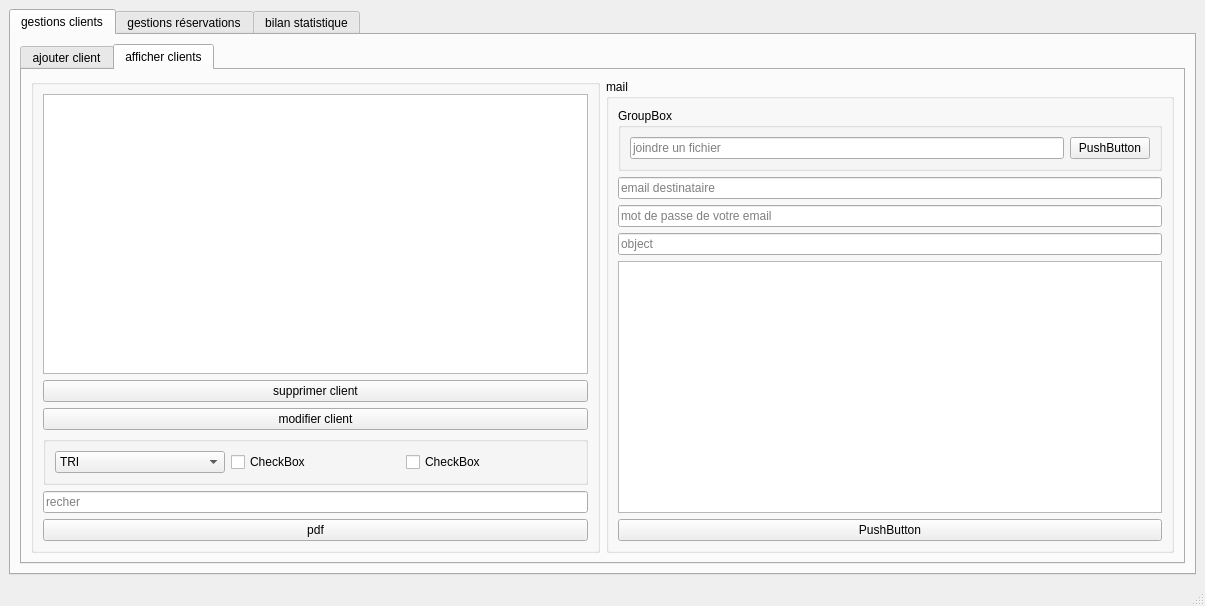
Old version of the form Iheb/mainwindow.ui in the repository dhiaabdelli1/Wedding_planner_2A1.
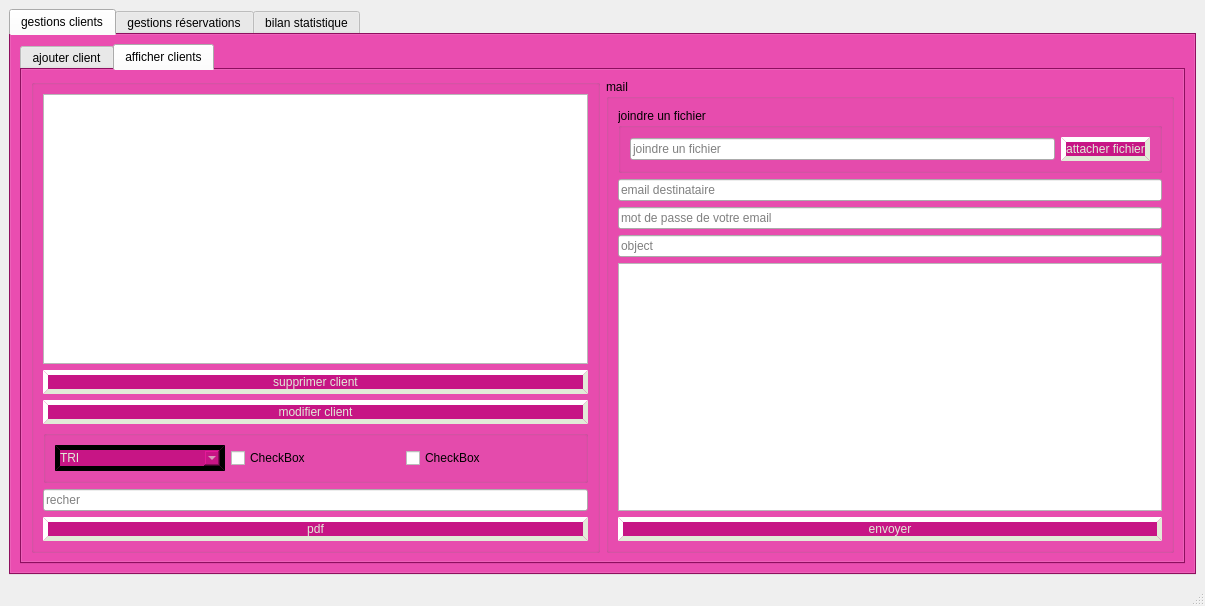
New version of the form. The open tabs and pages were chosen to show the change.

```diff
--- a/Iheb/mainwindow.ui
+++ b/Iheb/mainwindow.ui
@@ -19,6 +19,21 @@
      <layout class="QGridLayout" name="gridLayout">
       <item row="0" column="0">
        <widget class="QTabWidget" name="tabWidget">
+        <property name="styleSheet">
+         <string notr="true">QTabWidget {
+	font: 87 10pt &quot;Arial Black&quot;;
+background-color: rgb(199,21,133);
+border-style: outset;
+border-width : 5px;
+color: rgb(226,234,216);
+border -left: 1px solid rgb(255,255,255);
+border -right: 1px solid rgb(255,255,255);
+border -bottom: 5px solid rgb(255,255,255);
+}
+
+
+</string>
+        </property>
         <property name="currentIndex">
          <number>0</number>
         </property>
@@ -31,6 +46,21 @@
            <layout class="QGridLayout" name="gridLayout_2">
             <item row="1" column="1">
              <widget class="QTabWidget" name="tabWidget_2">
+              <property name="styleSheet">
+               <string notr="true">QTabWidget {
+	font: 87 10pt &quot;Arial Black&quot;;
+background-color: rgb(199,21,133);
+border-style: outset;
+border-width : 5px;
+color: rgb(199,21,133);
+border -left: 1px solid rgb(199,21,133);
+border -right: 1px solid rgb(199,21,133);
+border -bottom: 5px solid rgb(199,21,133);
+}
+
+
+</string>
+              </property>
               <property name="currentIndex">
                <number>1</number>
               </property>
@@ -206,8 +236,19 @@
                    <item>
                     <widget class="QPushButton" name="pushButton_3">
                      <property name="styleSheet">
-                      <string notr="true">
-font: 8pt &quot;Sitka Small&quot;;</string>
+                      <string notr="true">QPushButton {
+	font: 87 10pt &quot;Arial Black&quot;;
+background-color: rgb(199,21,133);
+border-style: outset;
+border-width : 5px;
+color: rgb(226,234,216);
+border -left: 1px solid rgb(255,255,255);
+border -right: 1px solid rgb(255,255,255);
+border -bottom: 5px solid rgb(255,255,255);
+}
+
+
+</string>
                      </property>
                      <property name="text">
                       <string>supprimer client</string>
@@ -216,6 +257,22 @@
                    </item>
                    <item>
                     <widget class="QPushButton" name="pushButton_4">
+                     <property name="styleSheet">
+                      <string notr="true">QPushButton {
+	font: 87 10pt &quot;Arial Black&quot;;
+background-color: rgb(199,21,133);
+border-style: outset;
+border-width : 5px;
+color: rgb(226,234,216);
+border -left: 1px solid rgb(255,255,255);
+border -right: 1px solid rgb(255,255,255);
+border -bottom: 5px solid rgb(255,255,255);
+}
+
+
+
+</string>
+                     </property>
                      <property name="text">
                       <string>modifier client</string>
                      </property>
@@ -241,6 +298,21 @@
                      <layout class="QHBoxLayout" name="horizontalLayout_7">
                       <item>
                        <widget class="QComboBox" name="comboBox">
+                        <property name="styleSheet">
+                         <string notr="true">QComboBox {
+	font: 87 10pt &quot;Arial Black&quot;;
+background-color: rgb(199,21,133);
+border-style: outset;
+border-width : 5px;
+color: rgb(226,234,216);
+border -left: 1px solid rgb(255,255,255);
+border -right: 1px solid rgb(255,255,255);
+border -bottom: 5px solid rgb(255,255,255);
+}
+
+
+</string>
+                        </property>
                         <item>
                          <property name="text">
                           <string>TRI</string>
@@ -293,7 +365,19 @@
                    <item>
                     <widget class="QPushButton" name="pushButton_5">
                      <property name="styleSheet">
-                      <string notr="true">background-color::rgb(255, 52, 123);</string>
+                      <string notr="true">QPushButton {
+	font: 87 10pt &quot;Arial Black&quot;;
+background-color: rgb(199,21,133);
+border-style: outset;
+border-width : 5px;
+color: rgb(226,234,216);
+border -left: 1px solid rgb(255,255,255);
+border -right: 1px solid rgb(255,255,255);
+border -bottom: 5px solid rgb(255,255,255);
+}
+
+
+</string>
                      </property>
                      <property name="text">
                       <string>pdf</string>
@@ -312,7 +396,7 @@
                    <item>
                     <widget class="QGroupBox" name="groupBox_8">
                      <property name="title">
-                      <string>GroupBox</string>
+                      <string>joindre un fichier</string>
                      </property>
                      <layout class="QHBoxLayout" name="horizontalLayout_10">
                       <item>
@@ -326,8 +410,23 @@
                         </item>
                         <item>
                          <widget class="QPushButton" name="browseBtn">
+                          <property name="styleSheet">
+                           <string notr="true">QPushButton {
+	font: 87 10pt &quot;Arial Black&quot;;
+background-color: rgb(199,21,133);
+border-style: outset;
+border-width : 5px;
+color: rgb(226,234,216);
+border -left: 1px solid rgb(255,255,255);
+border -right: 1px solid rgb(255,255,255);
+border -bottom: 5px solid rgb(255,255,255);
+}
+
+
+</string>
+                          </property>
                           <property name="text">
-                           <string>PushButton</string>
+                           <string>attacher fichier</string>
                           </property>
                          </widget>
                         </item>
@@ -379,8 +478,23 @@
                        </item>
                        <item>
                         <widget class="QPushButton" name="sendBtn">
+                         <property name="styleSheet">
+                          <string notr="true">QPushButton {
+	font: 87 10pt &quot;Arial Black&quot;;
+background-color: rgb(199,21,133);
+border-style: outset;
+border-width : 5px;
+color: rgb(226,234,216);
+border -left: 1px solid rgb(255,255,255);
+border -right: 1px solid rgb(255,255,255);
+border -bottom: 5px solid rgb(255,255,255);
+}
+
+
+</string>
+                         </property>
                          <property name="text">
-                          <string>PushButton</string>
+                          <string>envoyer</string>
                          </property>
                         </widget>
                        </item>
```
Left out of the diff: 93 changed lines with no effect on the pictures.
